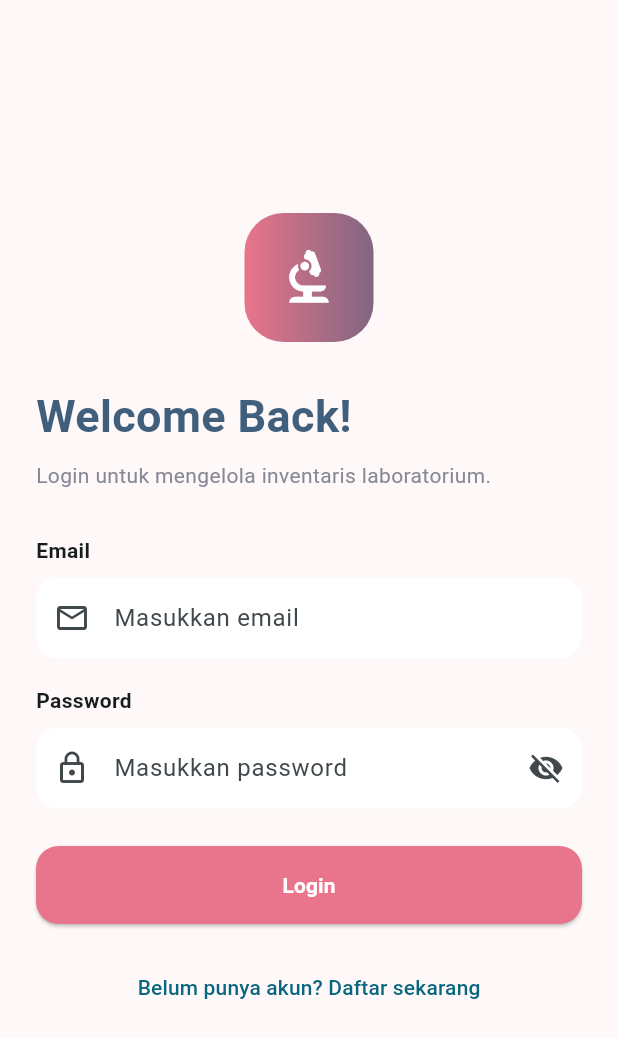
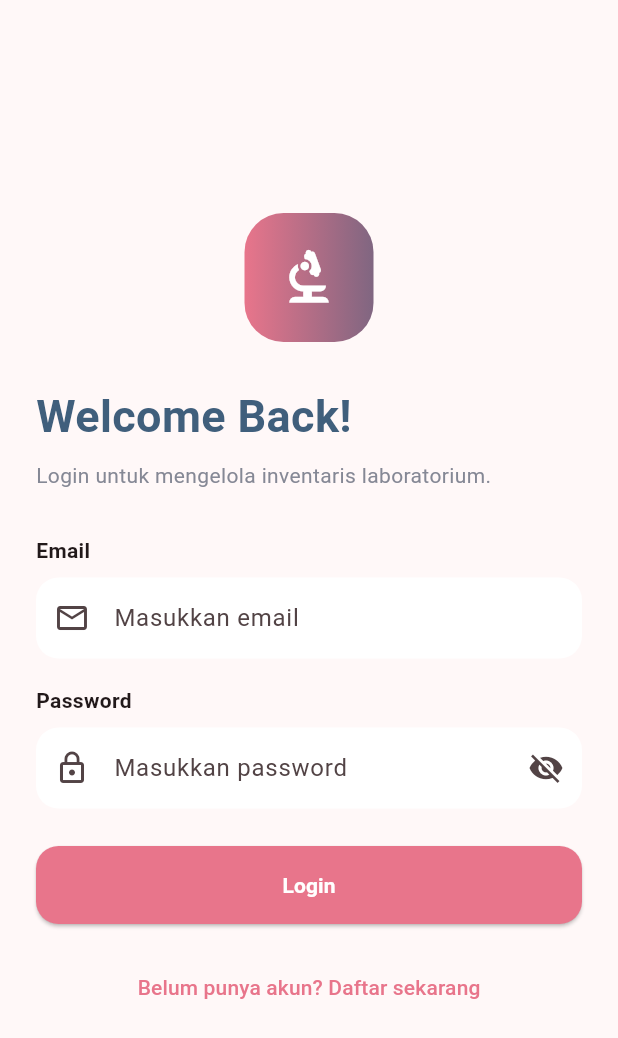
Before and after one commit to elsanisa34rpl/ukl2026, a Flutter app: the screen it shows after launch, on a phone screen of 412 x 824 dp. Shown: the top 1038 px of the screen. Run offline on Flutter 3.47's test engine with Material 3 defaults, Android fonts, the phone set to English and light mode, and no system bars; our stand-ins replace cloud_firestore, firebase_auth, firebase_core; accounts and stored records are empty.

Commit message:
Apply LabTrack redesign theme colors

```diff
--- a/lib/main.dart
+++ b/lib/main.dart
@@ -7,9 +7,7 @@ import 'utils/app_colors.dart';
 
 Future<void> main() async {
   WidgetsFlutterBinding.ensureInitialized();
-
   await Firebase.initializeApp(options: DefaultFirebaseOptions.currentPlatform);
-
   runApp(const LabTrackApp());
 }
 
@@ -21,26 +19,31 @@ class LabTrackApp extends StatelessWidget {
     return MaterialApp(
       debugShowCheckedModeBanner: false,
       title: 'LabTrack',
-
       theme: ThemeData(
         useMaterial3: true,
         scaffoldBackgroundColor: AppColors.background,
-        colorScheme: ColorScheme.fromSeed(seedColor: const Color.fromARGB(255, 129, 130, 131)),
+        colorScheme: ColorScheme.fromSeed(
+          seedColor: AppColors.primary,
+          primary: AppColors.primary,
+          secondary: AppColors.secondary,
+          surface: Colors.white,
+        ),
         fontFamily: 'Roboto',
+        appBarTheme: const AppBarTheme(
+          backgroundColor: AppColors.background,
+          surfaceTintColor: Colors.transparent,
+          elevation: 0,
+        ),
         inputDecorationTheme: InputDecorationTheme(
           filled: true,
           fillColor: Colors.white,
-          contentPadding: const EdgeInsets.symmetric(
-            horizontal: 16,
-            vertical: 15,
-          ),
+          contentPadding: const EdgeInsets.symmetric(horizontal: 16, vertical: 15),
           border: OutlineInputBorder(
             borderRadius: BorderRadius.circular(15),
             borderSide: BorderSide.none,
           ),
         ),
       ),
-
       home: const SplashPage(),
     );
   }
```
